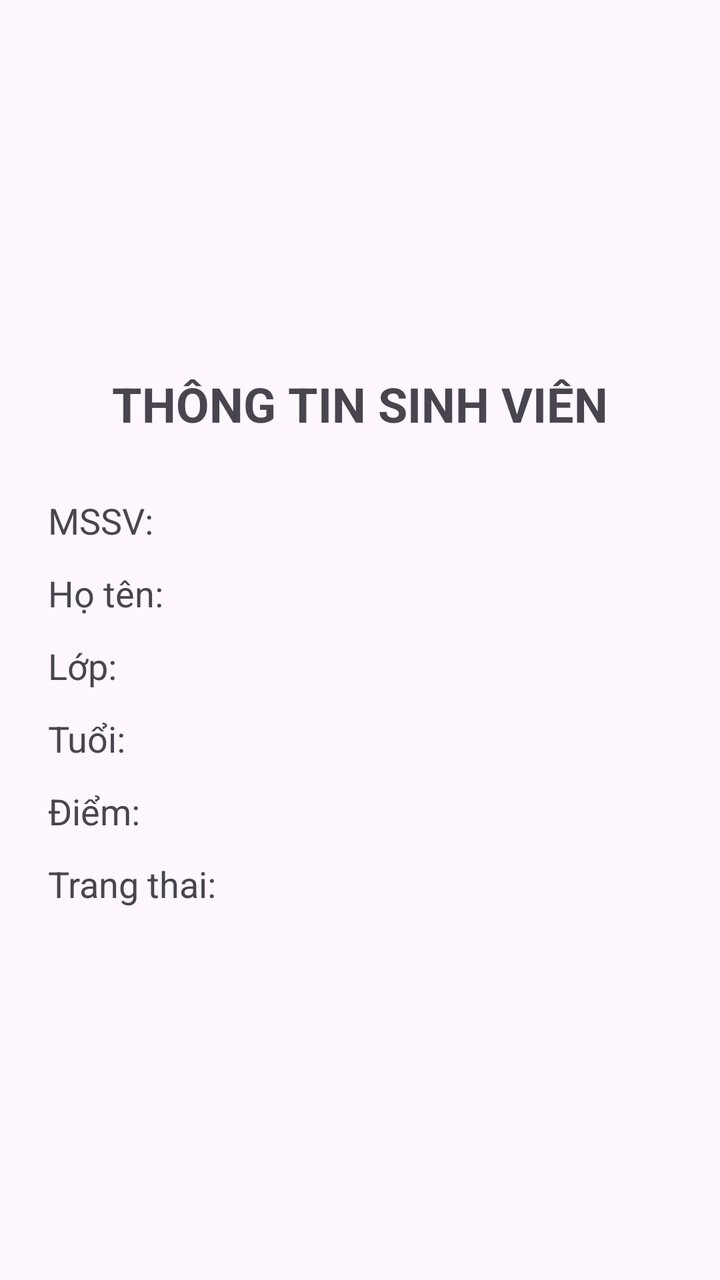
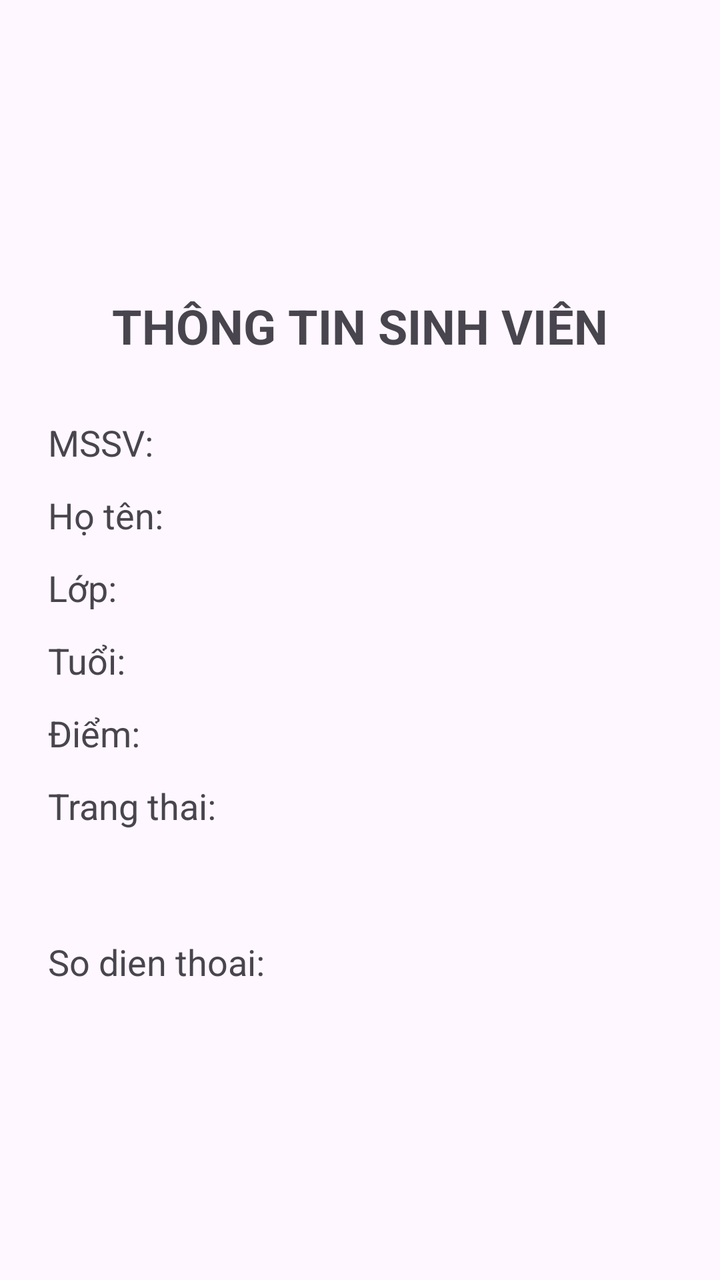

Screens rendered from an Android XML layout before and after an edit, with the pre-edit source and the edit as a unified diff.
<!-- AndroidManifest.xml: application theme Theme.StudentInfo_2415141122122 -->
<!-- res/layout/activity_main.xml -->
<?xml version="1.0" encoding="utf-8"?>
<LinearLayout xmlns:android="http://schemas.android.com/apk/res/android"
    android:layout_width="match_parent"
    android:layout_height="match_parent"
    android:orientation="vertical"
    android:padding="24dp"
    android:gravity="center_vertical">

    <TextView
        android:layout_width="match_parent"
        android:layout_height="wrap_content"
        android:text="THÔNG TIN SINH VIÊN"
        android:textSize="24sp"
        android:textStyle="bold"
        android:gravity="center"
        android:layout_marginBottom="30dp" />

    <TextView
        android:id="@+id/tvStudentId"
        android:layout_width="match_parent"
        android:layout_height="wrap_content"
        android:text="MSSV:"
        android:textSize="18sp"
        android:layout_marginBottom="12dp" />

    <TextView
        android:id="@+id/tvName"
        android:layout_width="match_parent"
        android:layout_height="wrap_content"
        android:text="Họ tên:"
        android:textSize="18sp"
        android:layout_marginBottom="12dp" />

    <TextView
        android:id="@+id/tvClass"
        android:layout_width="match_parent"
        android:layout_height="wrap_content"
        android:text="Lớp:"
        android:textSize="18sp"
        android:layout_marginBottom="12dp" />

    <TextView
        android:id="@+id/tvAge"
        android:layout_width="match_parent"
        android:layout_height="wrap_content"
        android:text="Tuổi:"
        android:textSize="18sp"
        android:layout_marginBottom="12dp" />

    <TextView
        android:id="@+id/tvScore"
        android:layout_width="match_parent"
        android:layout_height="wrap_content"
        android:text="Điểm:"
        android:textSize="18sp" />

    <TextView
        android:id="@+id/tvStatus"
        android:layout_width="match_parent"
        android:layout_height="wrap_content"
        android:text="Trang thai:"
        android:textSize="18sp"
        android:layout_marginTop="12dp" />

</LinearLayout>
<!-- resources referenced by this layout -->
<resources>
  <style name="Theme.StudentInfo_2415141122122" parent="Base.Theme.StudentInfo_2415141122122" />
  <style name="Base.Theme.StudentInfo_2415141122122" parent="Theme.Material3.DayNight.NoActionBar">
          
          
      </style>
</resources>

<!-- the commit's change to res/layout/activity_main.xml (unified diff, before → after) -->
@@ -62,4 +62,19 @@
         android:textSize="18sp"
         android:layout_marginTop="12dp" />
 
+    <TextView
+        android:id="@+id/tvStudentInfo"
+        android:layout_width="match_parent"
+        android:layout_height="wrap_content"
+        android:textSize="16sp"
+        android:layout_marginTop="20dp" />
+
+    <TextView
+        android:id="@+id/tvPhone"
+        android:layout_width="match_parent"
+        android:layout_height="wrap_content"
+        android:text="So dien thoai:"
+        android:textSize="18sp"
+        android:layout_marginTop="12dp" />
+
 </LinearLayout>
